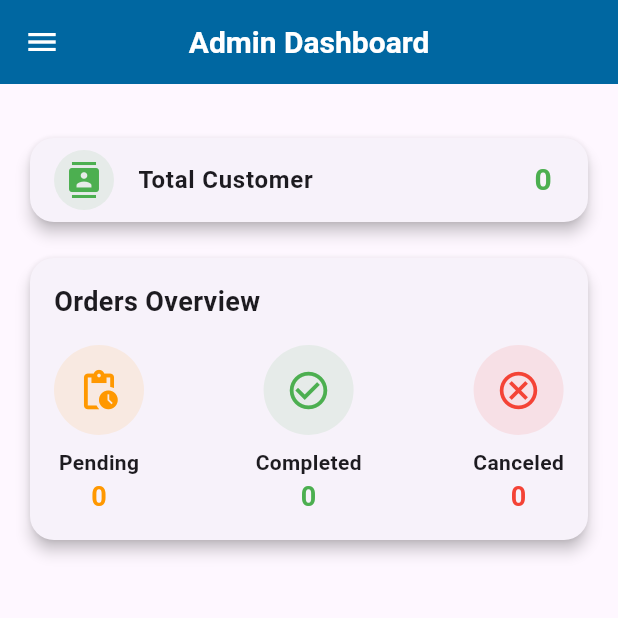
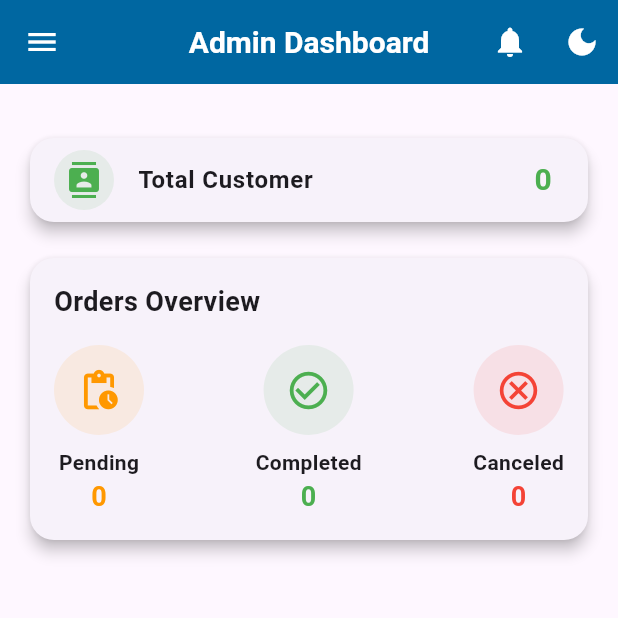
Before and after one commit to vprabhu1771/flutter_supabase_milk_subscription, a Flutter app: the AdminDashboard screen opened directly, on a phone screen of 412 x 824 dp, the top half of it. Run offline on Flutter 3.47's test engine with Material 3 defaults, Android fonts, the phone set to English and light mode, and no system bars; our stand-ins replace fl_chart, flutter_datetime_picker_plus, flutter_dotenv, flutter_secure_storage, flutter_slidable, fluttertoast and 6 more; missing offline and left inert: flutter_polyline_points, razorpay_flutter; accounts and stored records are empty.

Commit message:
Update AdminDashboard.dart

```diff
--- a/lib/screens/admin/AdminDashboard.dart
+++ b/lib/screens/admin/AdminDashboard.dart
@@ -2,6 +2,7 @@ import 'package:flutter/material.dart';
 import 'package:flutter_supabase_milk_subscription/widgets/CustomDrawer.dart';
 import 'package:supabase_flutter/supabase_flutter.dart';
 
+import 'AdminNotificationScreen.dart';
 import 'AnalyticsReportScreen.dart';
 import 'customer/CustomerManagementScreen.dart';
 
@@ -112,6 +113,23 @@ class _AdminDashboardState extends State<AdminDashboard> {
       appBar: AppBar(
         title: Text(widget.title),
         centerTitle: true,
+        actions: [
+          IconButton(
+              icon: Icon(Icons.notifications),
+              onPressed: () {
+                Navigator.push(
+                    context,
+                    MaterialPageRoute(builder: (context) => AdminNotificationScreen(title: 'Notifications & Alerts'))
+                );
+              }
+          ),
+          IconButton(
+              icon: Icon(Icons.dark_mode),
+              onPressed: () {
+
+              }
+          ),
+        ],
       ),
       body: SingleChildScrollView(
         padding: EdgeInsets.all(16),
```
